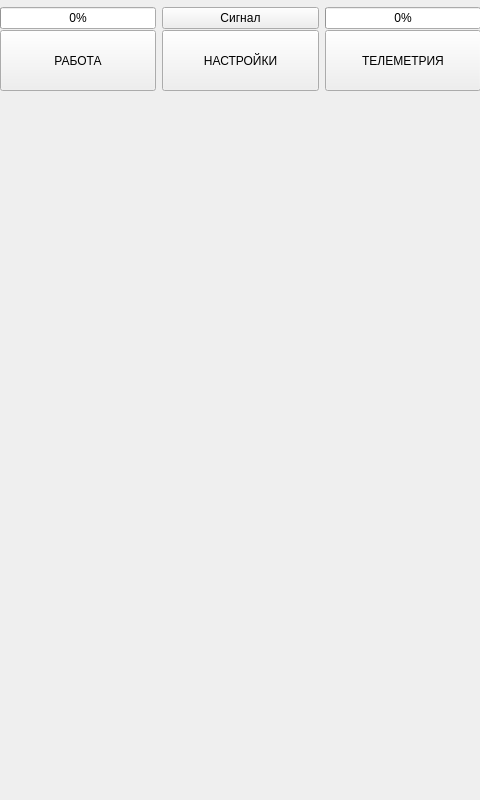
First picture: the form in host/source/ui/window.ui, repository genzorr/Cam-road, before the edit.
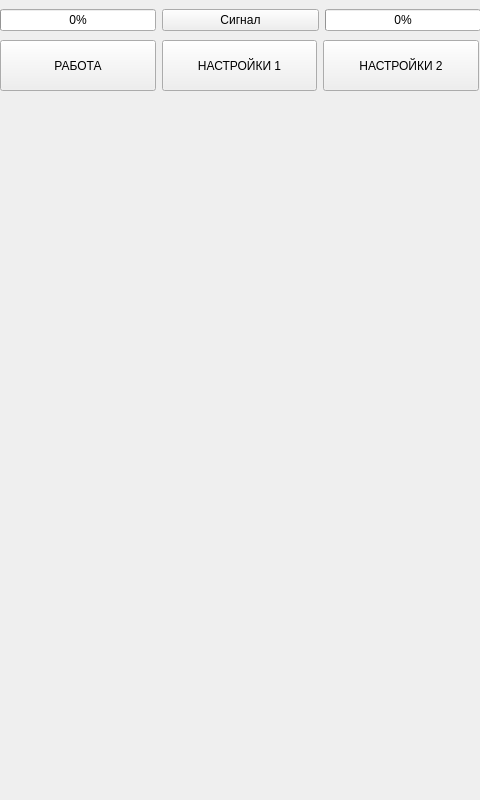
Second picture: the form after the edit.

```diff
--- a/host/source/ui/window.ui
+++ b/host/source/ui/window.ui
@@ -20,7 +20,7 @@
       <x>0</x>
       <y>0</y>
       <width>481</width>
-      <height>36</height>
+      <height>41</height>
      </rect>
     </property>
     <layout class="QHBoxLayout" name="horizontalLayout">
@@ -42,6 +42,12 @@
      </item>
      <item>
       <widget class="QPushButton" name="RSSI">
+       <property name="enabled">
+        <bool>true</bool>
+       </property>
+       <property name="styleSheet">
+        <string notr="true">font: 87 10pt &quot;Droid Sans [MONO]&quot;;</string>
+       </property>
        <property name="text">
         <string>Сигнал</string>
        </property>
@@ -77,9 +83,9 @@
     <property name="geometry">
      <rect>
       <x>0</x>
-      <y>30</y>
-      <width>481</width>
-      <height>61</height>
+      <y>40</y>
+      <width>479</width>
+      <height>51</height>
      </rect>
     </property>
     <layout class="QHBoxLayout" name="horizontalLayout_2">
@@ -97,6 +103,9 @@
          <verstretch>0</verstretch>
         </sizepolicy>
        </property>
+       <property name="styleSheet">
+        <string notr="true">font: 75 14pt &quot;Droid Sans [MONO]&quot;;</string>
+       </property>
        <property name="text">
         <string>РАБОТА</string>
        </property>
@@ -110,8 +119,11 @@
          <verstretch>0</verstretch>
         </sizepolicy>
        </property>
+       <property name="styleSheet">
+        <string notr="true">font: 75 14pt &quot;Droid Sans [MONO]&quot;;</string>
+       </property>
        <property name="text">
-        <string>НАСТРОЙКИ</string>
+        <string>НАСТРОЙКИ 1</string>
        </property>
       </widget>
      </item>
@@ -123,8 +135,11 @@
          <verstretch>0</verstretch>
         </sizepolicy>
        </property>
+       <property name="styleSheet">
+        <string notr="true">font: 75 14pt &quot;Droid Sans [MONO]&quot;;</string>
+       </property>
        <property name="text">
-        <string>ТЕЛЕМЕТРИЯ</string>
+        <string>НАСТРОЙКИ 2</string>
        </property>
       </widget>
      </item>
```
